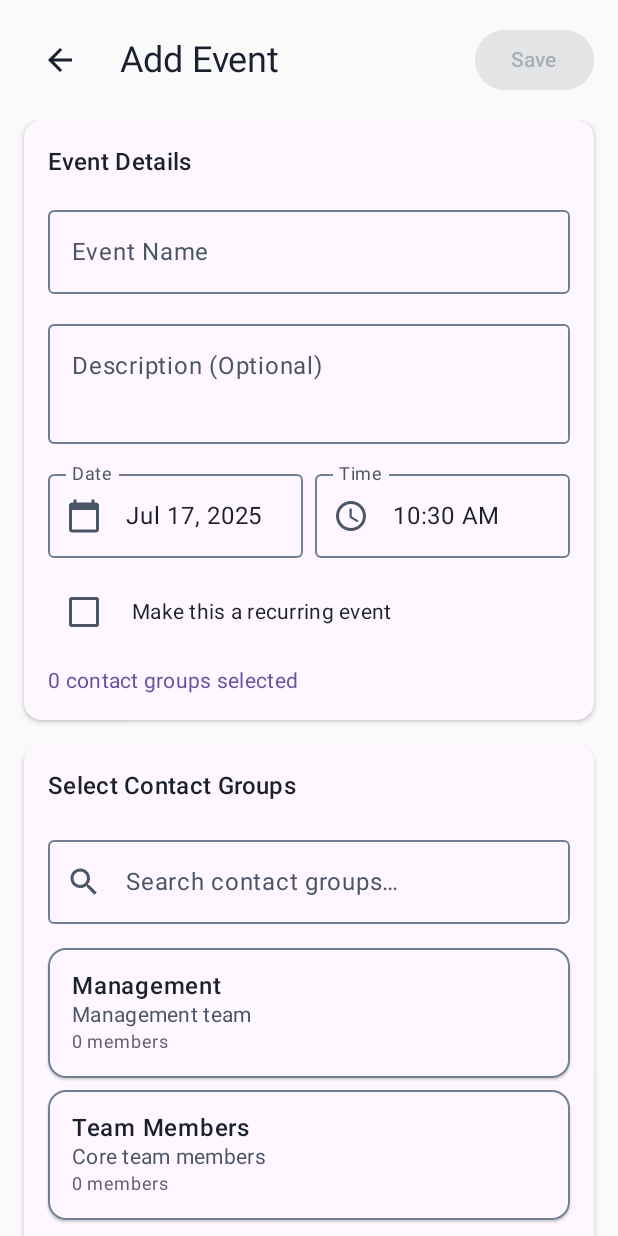
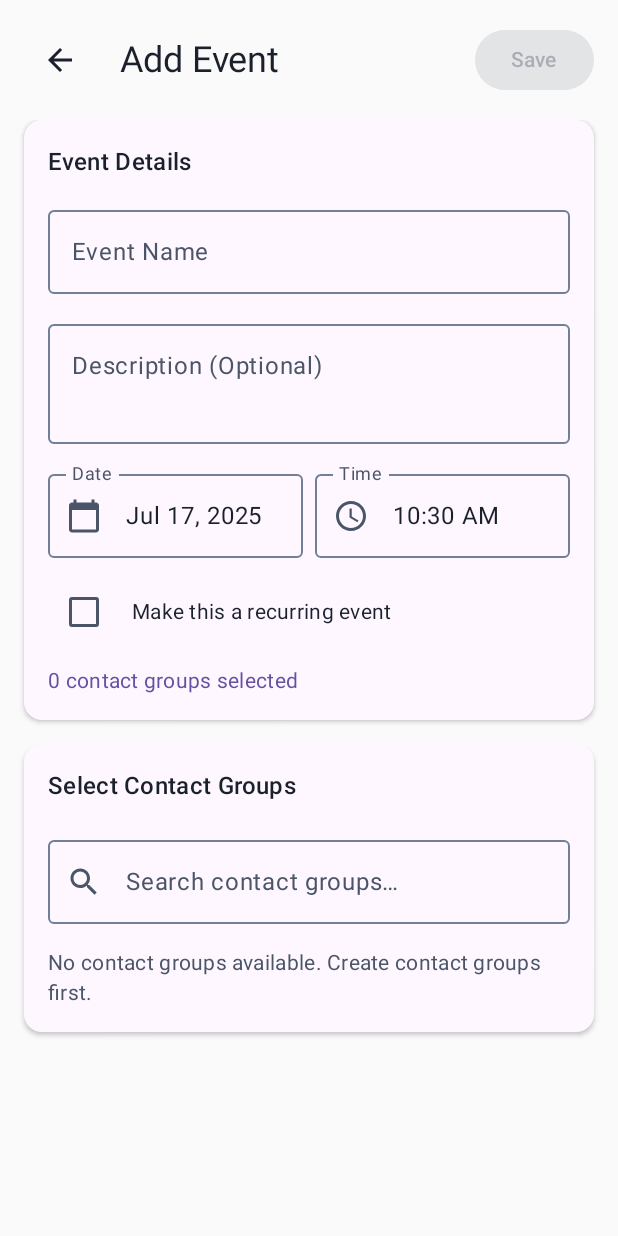
Before and after one commit to aliharakeh/event-attendance-taker, an Android app built with Jetpack Compose: the screen it shows after launch (MainActivity), after a tap on "Add Event", on a phone screen of 412 x 824 dp. Run offline under Robolectric (Android 15) with nearby library versions, the phone set to English and light mode, and no system bars; our stand-ins replace Room's generated code; 1 statement that could not run was skipped.

Commit message:
clean data

```diff
--- a/app/src/main/java/com/example/attendancetaker/MainActivity.kt
+++ b/app/src/main/java/com/example/attendancetaker/MainActivity.kt
@@ -97,7 +97,6 @@ fun AttendanceTakerApp(languageManager: LanguageManager) {
 
     // Initialize database with sample data and create recurring events when app starts
     LaunchedEffect(repository) {
-        repository.initializeSampleDataIfEmpty()
         RecurringEventManager.createTodaysRecurringEvents(repository)
     }
 
--- a/app/src/main/java/com/example/attendancetaker/data/AttendanceRepository.kt
+++ b/app/src/main/java/com/example/attendancetaker/data/AttendanceRepository.kt
@@ -191,58 +191,4 @@ class AttendanceRepository(context: Context) {
         eventDao.insertEvent(event)
         return event
     }
-
-    // Initialize with sample data if database is empty
-    suspend fun initializeSampleDataIfEmpty() {
-        val existingGroups = contactGroupDao.getAllContactGroups().first()
-        if (existingGroups.isEmpty()) {
-            addSampleData()
-        }
-    }
-
-    private suspend fun addSampleData() {
-        // Sample contact groups (empty initially)
-        val teamGroup = ContactGroup(
-            name = "Team Members",
-            description = "Core team members",
-            contactIds = emptyList()
-        )
-        val managementGroup = ContactGroup(
-            name = "Management",
-            description = "Management team",
-            contactIds = emptyList()
-        )
-
-        contactGroupDao.insertContactGroup(teamGroup)
-        contactGroupDao.insertContactGroup(managementGroup)
-
-        // Sample events (without contact groups initially)
-        val sampleEvents = listOf(
-            Event(
-                name = "Team Meeting",
-                description = "Weekly team standup meeting",
-                date = LocalDateTime.now().minusDays(1).toLocalDate(),
-                time = LocalDateTime.now().minusDays(1).toLocalTime(),
-                contactGroupIds = emptyList()
-            ),
-            Event(
-                name = "Project Review",
-                description = "Monthly project progress review",
-                date = LocalDateTime.now().plusDays(7).toLocalDate(),
-                time = LocalDateTime.now().plusDays(7).toLocalTime(),
-                contactGroupIds = emptyList()
-            ),
-            Event(
-                name = "Training Session",
-                description = "Professional development training",
-                date = LocalDateTime.now().plusDays(14).toLocalDate(),
-                time = LocalDateTime.now().plusDays(14).toLocalTime(),
-                contactGroupIds = emptyList()
-            )
-        )
-
-        sampleEvents.forEach { event ->
-            eventDao.insertEvent(event)
-        }
-    }
 }
```
